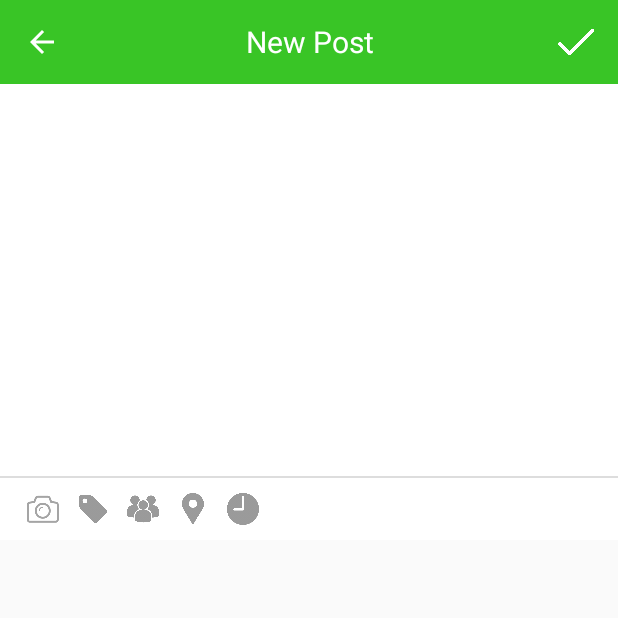
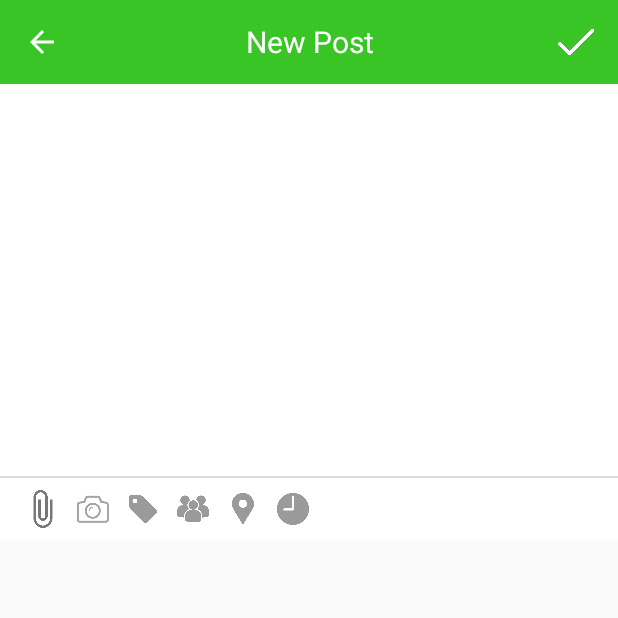
Before and after one commit to vthhanh96/Yummy, an Android app: the AddPostActivity screen opened directly, with no data from a screen before it, on a phone screen of 412 x 824 dp, the top half of it. Run offline under Robolectric (Android 15) with nearby library versions, the phone set to English and light mode, and no system bars; our stand-ins replace ButterKnife; libraries missing offline, so code that uses them is left out: biz.kasual.materialnumberpicker, com.chad.library, com.kunzisoft.switchdatetime, com.orhanobut.hawk, com.xiaofeng.flowlayoutmanager and 1 more; pictures from the network do not load; 5 statements that could not run were skipped.

Commit message:
update show link on post

```diff
--- a/app/build.gradle
+++ b/app/build.gradle
@@ -70,4 +70,7 @@ dependencies {
 
     implementation 'com.github.nkzawa:socket.io-client:0.3.0'
 
+    implementation 'io.github.ponnamkarthik:richlinkpreview:1.0.9'
+    implementation 'org.jsoup:jsoup:1.11.3'
+    implementation 'com.squareup.picasso:picasso:2.71828'
 }
--- a/app/src/main/java/com/example/thesis/yummy/controller/post/PostDetailActivity.java
+++ b/app/src/main/java/com/example/thesis/yummy/controller/post/PostDetailActivity.java
@@ -196,7 +196,7 @@ public class PostDetailActivity extends BaseActivity {
             mCategoryRecycler.setVisibility(GONE);
         }
 
-        mTvAmount.setText(String.valueOf(mPost.mAmount));
+        mTvAmount.setText(getString(R.string.post_amount, mPost.mAmount));
         mTvPlace.setText(mPost.mPlace);
         mTvContent.setText(mPost.mContent);
 
@@ -431,6 +431,7 @@ public class PostDetailActivity extends BaseActivity {
 
         @Override
         protected void convert(BaseViewHolder helper, Category item) {
+            if(item == null) return;
             helper.setText(R.id.txtCategoryName, item.mName);
         }
     }
--- a/app/src/main/java/com/example/thesis/yummy/restful/model/Post.java
+++ b/app/src/main/java/com/example/thesis/yummy/restful/model/Post.java
@@ -19,4 +19,6 @@ public class Post extends Base {
     @Json(name = "interested_people") public List<User> mInterestedPeople;
     @Json(name = "joined_people") public List<User> mJoinPeople;
     @Json(name = "image") public String mImage;
+    @Json(name = "link") public String mLink;
+    @Json(name = "expires_time") public Date mExpiresTime;
 }
--- a/app/src/main/java/com/example/thesis/yummy/restful/request/PostRequest.java
+++ b/app/src/main/java/com/example/thesis/yummy/restful/request/PostRequest.java
@@ -13,7 +13,7 @@ import java.util.List;
 public class PostRequest {
 
     public static void createPost(String content, double latitude, double longitude, String place,
-                                  List<Category> categories, Date time, int amount, String image, RestCallback<Post> callback) {
+                                  List<Category> categories, Date time, int amount, String image, String link, RestCallback<Post> callback) {
         List<Integer> categoriesId = new ArrayList<>();
         for (Category category : categories) {
             categoriesId.add(category.mId);
@@ -26,6 +26,7 @@ public class PostRequest {
         params.put("time", time);
         params.put("amount", amount);
         params.put("image", image);
+        params.put("link", link);
 
         HashMap<String, Object> coordinate = new HashMap<>();
         coordinate.put("coordinates", new Double[]{longitude, latitude});
--- /dev/null
+++ b/app/src/main/java/com/example/thesis/yummy/view/LinkPreviewLayout.java
@@ -0,0 +1,72 @@
+package com.example.thesis.yummy.view;
+
+import android.content.Context;
+import android.content.Intent;
+import android.net.Uri;
+import android.support.annotation.NonNull;
+import android.support.annotation.Nullable;
+import android.util.AttributeSet;
+import android.view.View;
+import android.widget.ImageView;
+import android.widget.LinearLayout;
+import android.widget.TextView;
+
+import com.bumptech.glide.Glide;
+import com.example.thesis.yummy.R;
+
+import butterknife.BindView;
+import butterknife.ButterKnife;
+import io.github.ponnamkarthik.richlinkpreview.MetaData;
+
+public class LinkPreviewLayout extends LinearLayout {
+
+    @BindView(R.id.linkImageView) ImageView mLinkImageView;
+    @BindView(R.id.linkTitleTextView) TextView mLinkTitleTextView;
+    @BindView(R.id.linkDescriptionTextView) TextView mLinkDescriptionTextView;
+
+    private MetaData mMetaData;
+
+    public LinkPreviewLayout(Context context) {
+        this(context, null, 0);
+    }
+
+    public LinkPreviewLayout(Context context, @Nullable AttributeSet attrs) {
+        this(context, attrs, 0);
+    }
+
+    public LinkPreviewLayout(Context context, @Nullable AttributeSet attrs, int defStyleAttr) {
+        super(context, attrs, defStyleAttr);
+        init();
+    }
+
+    private void init() {
+        initView();
+        initClickListener();
+    }
+
+    private void initView() {
+        View view = inflate(getContext(), R.layout.link_preview_layout, this);
+        ButterKnife.bind(this, view);
+    }
+
+    public void setMetaData(@NonNull MetaData metaData) {
+        mMetaData = metaData;
+
+        Glide.with(getContext().getApplicationContext()).load(metaData.getImageurl()).into(mLinkImageView);
+        mLinkTitleTextView.setText(metaData.getTitle());
+        mLinkDescriptionTextView.setText(metaData.getDescription());
+    }
+
+    private void initClickListener() {
+        this.setOnClickListener(new OnClickListener() {
+            @Override
+            public void onClick(View view) {
+                if(mMetaData == null) return;
+
+                Intent intent = new Intent(Intent.ACTION_VIEW);
+                intent.setData(Uri.parse(mMetaData.getUrl()));
+                getContext().startActivity(intent);
+            }
+        });
+    }
+}
--- a/app/src/main/res/layout/activity_add_post.xml
+++ b/app/src/main/res/layout/activity_add_post.xml
@@ -129,6 +129,12 @@
         app:backgroundTint="@android:color/transparent"
         tools:hint="Content..." />
 
+    <com.example.thesis.yummy.view.LinkPreviewLayout
+        android:id="@+id/linkPreviewLayout"
+        android:layout_width="match_parent"
+        android:layout_height="wrap_content"
+        android:visibility="gone"/>
+
     <FrameLayout
         android:id="@+id/imageLayout"
         android:layout_width="100dp"
@@ -169,6 +175,16 @@
         android:layout_marginTop="@dimen/dimen_8dp"
         android:gravity="center_vertical"
         android:orientation="horizontal">
+
+        <ImageButton
+            android:id="@+id/btnAttachLink"
+            android:layout_width="25dp"
+            android:layout_height="25dp"
+            android:background="?attr/selectableItemBackground"
+            android:contentDescription="@null"
+            android:src="@drawable/ic_attach_link"
+            android:scaleType="fitCenter"
+            android:layout_marginEnd="@dimen/dimen_8dp"/>
 
         <ImageButton
             android:id="@+id/btnCamera"
--- a/app/src/main/res/values/strings.xml
+++ b/app/src/main/res/values/strings.xml
@@ -58,4 +58,6 @@
     <string name="create_meeting">Create Meeting</string>
     <string name="select">Select</string>
     <string name="select_user">Select user</string>
+    <string name="post_amount">%d người</string>
+    <string name="time_remain">Còn %s</string>
 </resources>
```
Also changed, not shown: app/src/main/java/com/example/thesis/yummy/controller/post/AddPostActivity.java (+50 -1 lines), app/src/main/java/com/example/thesis/yummy/utils/DateUtils.java (+36 -6 lines), app/src/main/java/com/example/thesis/yummy/view/PostRecyclerView.java (+29 -4 lines), app/src/main/res/layout/item_post_layout.xml (+7 -0 lines), app/src/main/res/layout/link_preview_layout.xml (added, +53 -0 lines), app/src/main/res/drawable-xxhdpi/ic_attach_link.png (added).
